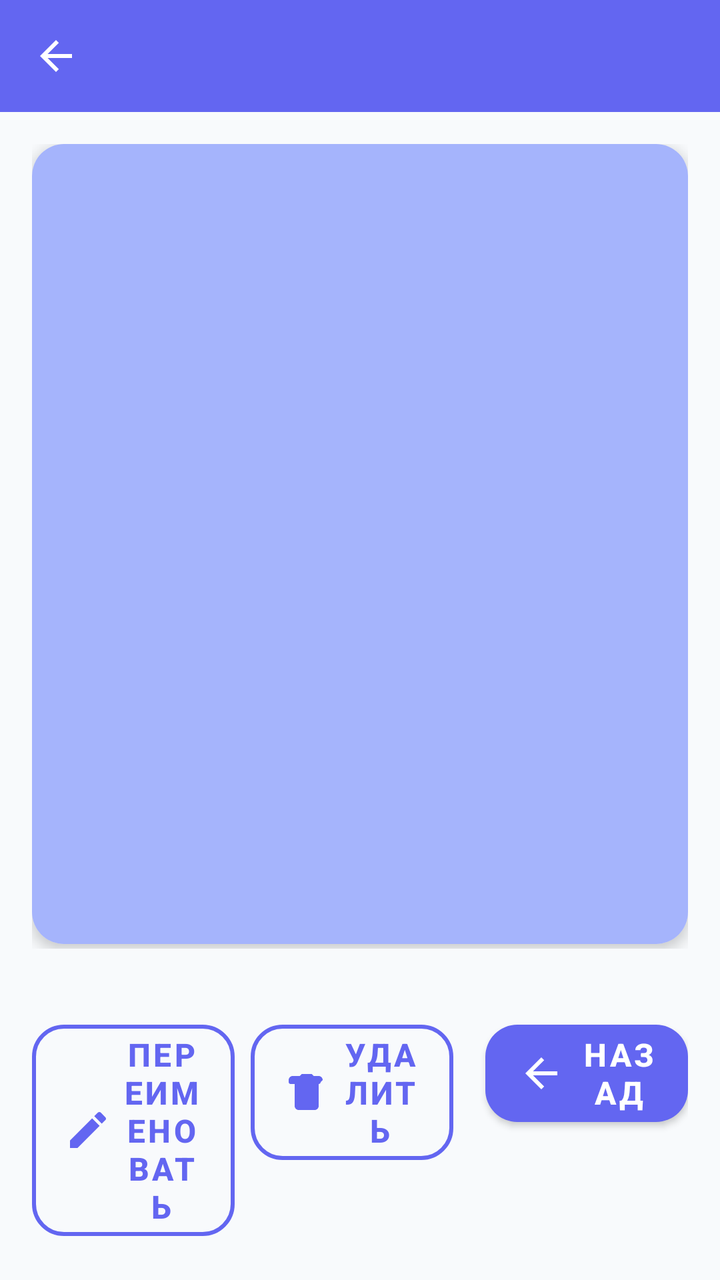
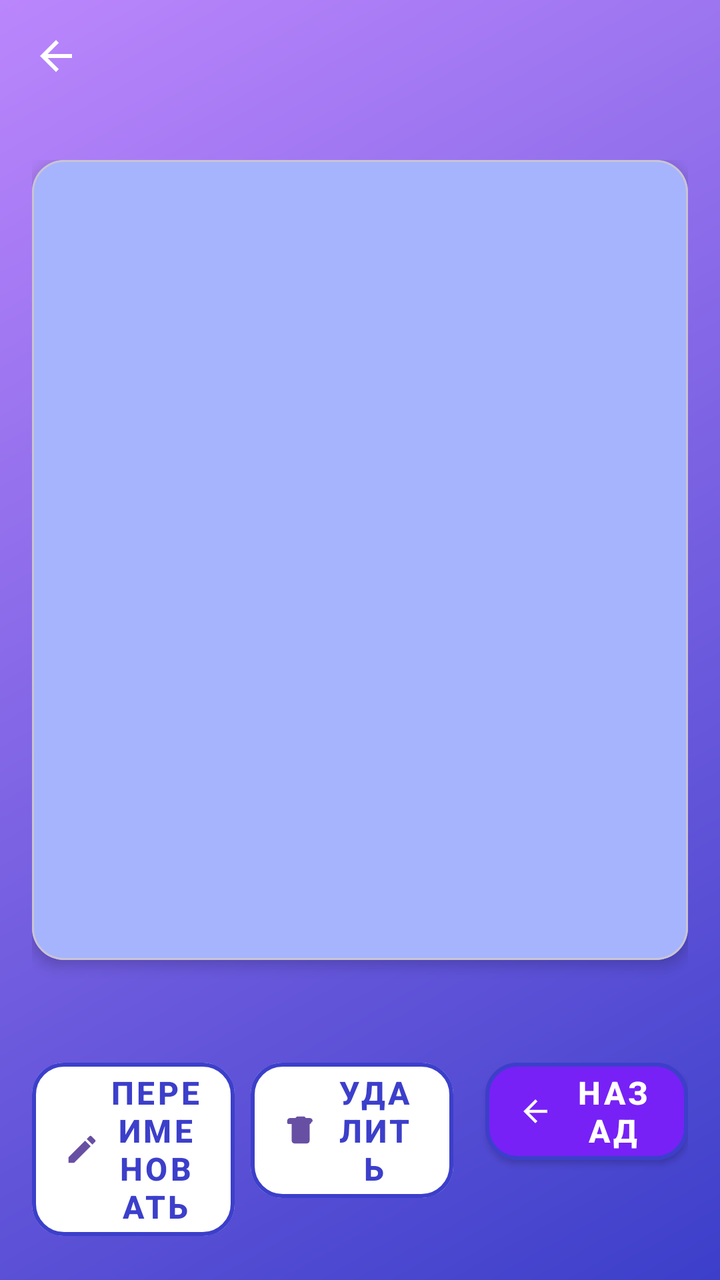

Before-and-after screenshots of an Android layout around one commit, followed by the original layout XML and the change that was made.
<!-- AndroidManifest.xml: application theme Theme.GlucoseTracker -->
<!-- res/layout/activity_image_detail.xml -->
<?xml version="1.0" encoding="utf-8"?>
<LinearLayout xmlns:android="http://schemas.android.com/apk/res/android"
    xmlns:app="http://schemas.android.com/apk/res-auto"
    android:layout_width="match_parent"
    android:layout_height="match_parent"
    android:orientation="vertical"
    android:background="@color/background_light">

    <com.google.android.material.appbar.MaterialToolbar
        android:id="@+id/toolbar"
        android:layout_width="match_parent"
        android:layout_height="?attr/actionBarSize"
        android:background="@color/primary_color"
        app:titleTextColor="@color/white"
        app:navigationIcon="@drawable/ic_arrow_back"
        app:navigationIconTint="@color/white" />

    <ScrollView
        android:layout_width="match_parent"
        android:layout_height="0dp"
        android:layout_weight="1"
        android:padding="16dp">

        <LinearLayout
            android:layout_width="match_parent"
            android:layout_height="wrap_content"
            android:orientation="vertical">

            <com.google.android.material.card.MaterialCardView
                android:layout_width="match_parent"
                android:layout_height="wrap_content"
                app:cardCornerRadius="16dp"
                app:cardElevation="4dp"
                android:layout_marginBottom="16dp">

                <ImageView
                    android:id="@+id/imageView"
                    android:layout_width="match_parent"
                    android:layout_height="400dp"
                    android:scaleType="fitCenter"
                    android:background="@color/primary_light" />

            </com.google.android.material.card.MaterialCardView>

        </LinearLayout>

    </ScrollView>

    <LinearLayout
        android:layout_width="match_parent"
        android:layout_height="wrap_content"
        android:orientation="horizontal"
        android:padding="16dp">

        <com.google.android.material.button.MaterialButton
            android:id="@+id/btnRename"
            style="@style/OutlineButton"
            android:layout_width="0dp"
            android:layout_height="wrap_content"
            android:layout_weight="1"
            android:text="Переименовать"
            app:icon="@drawable/ic_edit"
            android:layout_marginEnd="8dp" />

        <com.google.android.material.button.MaterialButton
            android:id="@+id/btnDelete"
            style="@style/OutlineButton"
            android:layout_width="0dp"
            android:layout_height="wrap_content"
            android:layout_weight="1"
            android:text="Удалить"
            app:icon="@drawable/ic_delete"
            android:layout_marginEnd="8dp" />

        <com.google.android.material.button.MaterialButton
            android:id="@+id/btnBack"
            style="@style/ModernButton"
            android:layout_width="0dp"
            android:layout_height="wrap_content"
            android:layout_weight="1"
            android:text="Назад"
            app:icon="@drawable/ic_arrow_back"
            android:layout_marginStart="8dp" />

    </LinearLayout>

</LinearLayout>
<!-- resources referenced by this layout -->
<resources>
  <color name="background_light">#F8FAFC</color>
  <color name="primary_color">#6366F1</color>
  <color name="primary_light">#A5B4FC</color>
  <color name="white">#FFFFFFFF</color>
  <!-- drawable ic_arrow_back (drawable) -->
  <vector xmlns:android="http://schemas.android.com/apk/res/android"
      android:width="24dp"
      android:height="24dp"
      android:viewportWidth="24"
      android:viewportHeight="24">
    <path
        android:fillColor="@color/white"
        android:pathData="M20,11L7.83,11l5.59,-5.59L12,4l-8,8l8,8l1.41,-1.41L7.83,13L20,13v-2z"/>
  </vector>
  <!-- drawable ic_edit (drawable) -->
  <vector xmlns:android="http://schemas.android.com/apk/res/android"
      android:width="24dp"
      android:height="24dp"
      android:viewportWidth="24"
      android:viewportHeight="24">
    <path
        android:fillColor="@color/text_secondary"
        android:pathData="M20.71,7.04c0.39,-0.39 0.39,-1.04 0,-1.41l-2.34,-2.34c-0.37,-0.39 -1.02,-0.39 -1.41,0l-1.84,1.83l3.75,3.75M3,17.25L3,21h3.75L17.81,9.93l-3.75,-3.75L3,17.25z"/>
  </vector>
  <style name="ModernButton" parent="Widget.MaterialComponents.Button">
          <item name="backgroundTint">@color/primary_color</item>
          <item name="cornerRadius">16dp</item>
          <item name="android:elevation">4dp</item>
          <item name="android:minHeight">56dp</item>
          <item name="android:textColor">@color/white</item>
          <item name="android:textSize">16sp</item>
          <item name="android:textStyle">bold</item>
      </style>
  <style name="OutlineButton" parent="Widget.MaterialComponents.Button.OutlinedButton">
          <item name="strokeColor">@color/primary_color</item>
          <item name="strokeWidth">2dp</item>
          <item name="cornerRadius">16dp</item>
          <item name="android:minHeight">56dp</item>
          <item name="android:textColor">@color/primary_color</item>
          <item name="android:textSize">16sp</item>
          <item name="android:textStyle">bold</item>
      </style>
  <style name="Theme.GlucoseTracker" parent="Theme.MaterialComponents.Light.NoActionBar">
          <item name="colorPrimary">@color/primary_color</item>
          <item name="colorPrimaryDark">@color/primary_dark</item>
          <item name="colorAccent">@color/secondary_color</item>
          <item name="android:statusBarColor">@color/primary_dark</item>
      </style>
  <color name="error_red">#EF4444</color>
  <color name="text_secondary">#6B7280</color>
  <color name="primary_dark">#4338CA</color>
  <color name="secondary_color">#10B981</color>
  <!-- unchanged entries left out for length: 1 -->
</resources>

<!-- the commit's change to res/layout/activity_image_detail.xml (unified diff, before → after) -->
@@ -4,13 +4,14 @@
     android:layout_width="match_parent"
     android:layout_height="match_parent"
     android:orientation="vertical"
-    android:background="@color/background_light">
+    android:background="@drawable/gradient_background">
 
     <com.google.android.material.appbar.MaterialToolbar
         android:id="@+id/toolbar"
         android:layout_width="match_parent"
         android:layout_height="?attr/actionBarSize"
-        android:background="@color/primary_color"
+        android:background="@android:color/transparent"
+        style="@style/ActionBar"
         app:titleTextColor="@color/white"
         app:navigationIcon="@drawable/ic_arrow_back"
         app:navigationIconTint="@color/white" />
<!-- resource entries referenced after the edit -->
@@ -1,9 +1,18 @@
 <!-- resources referenced by this layout -->
 <resources>
-  <color name="background_light">#F8FAFC</color>
-  <color name="primary_color">#6366F1</color>
+  <color name="primary_color">#3C3FCA</color>
+  <color name="purple_200">#FFBB86FC</color>
   <color name="primary_light">#A5B4FC</color>
   <color name="white">#FFFFFFFF</color>
+  <!-- drawable gradient_background (drawable) -->
+  <?xml version="1.0" encoding="utf-8"?>
+  <shape xmlns:android="http://schemas.android.com/apk/res/android">
+      <gradient
+          android:type="linear"
+          android:angle="135"
+          android:startColor="@color/primary_color"
+          android:endColor="@color/purple_200" />
+  </shape>
   <!-- drawable ic_arrow_back (drawable) -->
   <vector xmlns:android="http://schemas.android.com/apk/res/android"
       android:width="24dp"
@@ -24,17 +33,28 @@
         android:fillColor="@color/text_secondary"
         android:pathData="M20.71,7.04c0.39,-0.39 0.39,-1.04 0,-1.41l-2.34,-2.34c-0.37,-0.39 -1.02,-0.39 -1.41,0l-1.84,1.83l3.75,3.75M3,17.25L3,21h3.75L17.81,9.93l-3.75,-3.75L3,17.25z"/>
   </vector>
+  <style name="ActionBar" parent="Widget.MaterialComponents.Toolbar.Primary">
+          <item name="android:textColorPrimary">@color/white</item>
+          <item name="titleTextColor">@color/white</item>
+          <item name="android:textColorSecondary">@color/white</item>
+          <item name="navigationIconTint">@color/white</item>
+          <item name="android:background">@android:color/transparent</item>
+          <item name="background">@android:color/transparent</item>
+      </style>
   <style name="ModernButton" parent="Widget.MaterialComponents.Button">
-          <item name="backgroundTint">@color/primary_color</item>
+          <item name="backgroundTint">@color/purple_500</item>
           <item name="cornerRadius">16dp</item>
           <item name="android:elevation">4dp</item>
           <item name="android:minHeight">56dp</item>
           <item name="android:textColor">@color/white</item>
           <item name="android:textSize">16sp</item>
           <item name="android:textStyle">bold</item>
+          <item name="strokeColor">@color/primary_color</item>
+          <item name="strokeWidth">2dp</item>
       </style>
   <style name="OutlineButton" parent="Widget.MaterialComponents.Button.OutlinedButton">
           <item name="strokeColor">@color/primary_color</item>
+          <item name="backgroundTint">@color/white</item>
           <item name="strokeWidth">2dp</item>
           <item name="cornerRadius">16dp</item>
           <item name="android:minHeight">56dp</item>
@@ -46,10 +66,12 @@
           <item name="colorPrimary">@color/primary_color</item>
           <item name="colorPrimaryDark">@color/primary_dark</item>
           <item name="colorAccent">@color/secondary_color</item>
-          <item name="android:statusBarColor">@color/primary_dark</item>
+          <item name="colorOnSurface">@color/white</item>
+          <item name="colorOnSurfaceVariant">@color/white</item>
       </style>
   <color name="error_red">#EF4444</color>
   <color name="text_secondary">#6B7280</color>
+  <color name="purple_500">#7721F6</color>
   <color name="primary_dark">#4338CA</color>
   <color name="secondary_color">#10B981</color>
   <!-- unchanged entries left out for length: 1 -->
